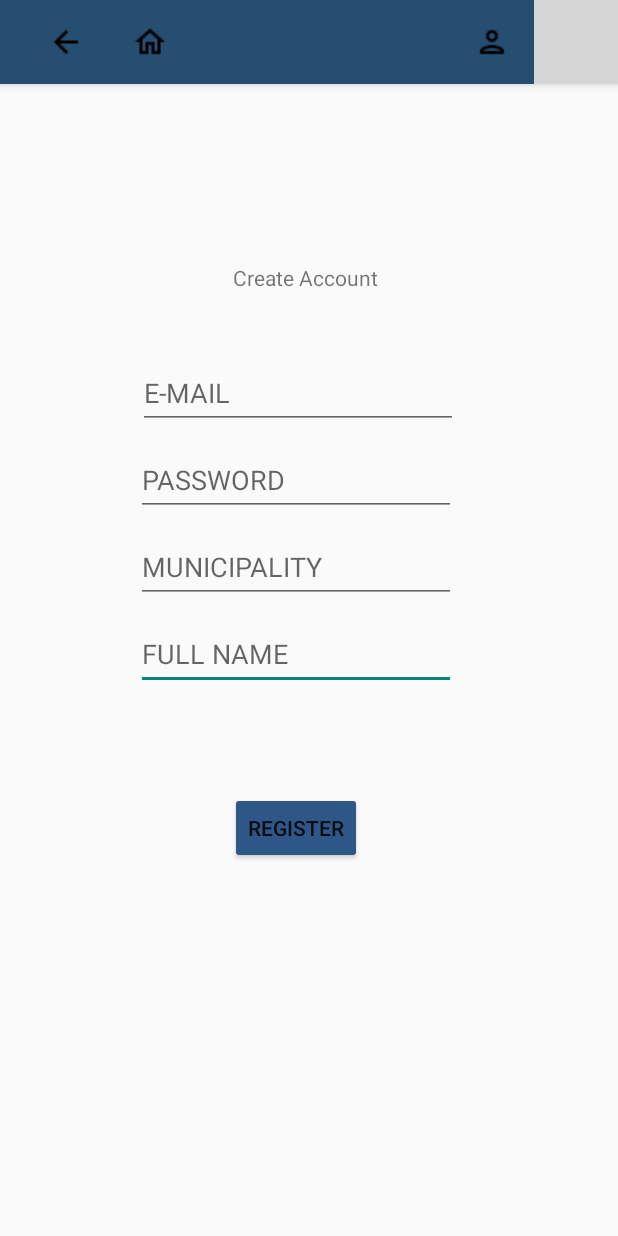
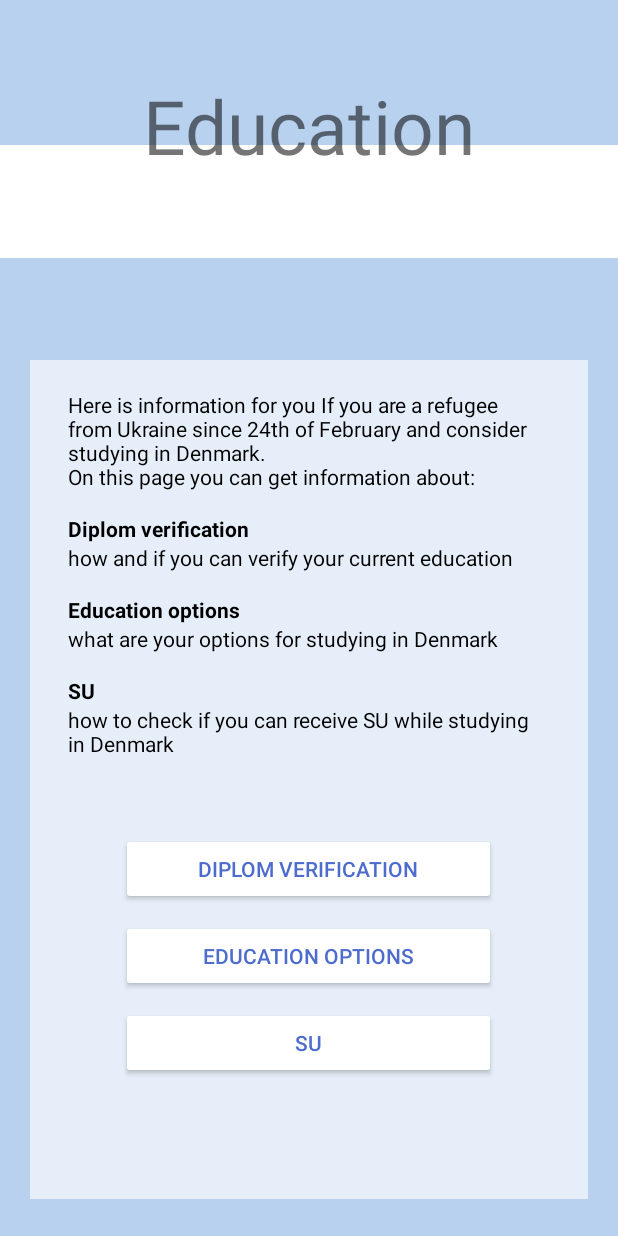
Before and after one commit to m-kudahl/p8group1, an Android app: the screen it shows after launch (MainActivity before the commit, EducationHomeActivity after it), on a phone screen of 412 x 824 dp. Run offline under Robolectric (Android 15) with nearby library versions, the phone set to English and light mode, and no system bars; our stand-ins replace Firebase (no records; nobody signed in at launch, a user with empty details on screens opened directly); grey boxes are pictures that could not be loaded.

Commit message:
EducationHomeActivity buttons + EducationSUActivity button

```diff
--- a/app/src/main/java/com/example/plswork/EducationHomeActivity.java
+++ b/app/src/main/java/com/example/plswork/EducationHomeActivity.java
@@ -2,13 +2,45 @@ package com.example.plswork;
 
 import androidx.appcompat.app.AppCompatActivity;
 
+import android.content.Intent;
 import android.os.Bundle;
+import android.view.View;
+import android.widget.Button;
+
 
 public class EducationHomeActivity extends AppCompatActivity {
+
+    Button DiplomVerificationBtn, EducationOptionsBtn, SUBtn;
 
     @Override
     protected void onCreate(Bundle savedInstanceState) {
         super.onCreate(savedInstanceState);
         setContentView(R.layout.activity_education_home);
+
+        DiplomVerificationBtn = (Button) findViewById(R.id.DiplomVerification);
+        EducationOptionsBtn = (Button) findViewById(R.id.EducationOptions);
+        SUBtn = (Button) findViewById(R.id.SU);
+
+        DiplomVerificationBtn.setOnClickListener(new View.OnClickListener(){
+
+            public void onClick(View view){
+                startActivity(new Intent(EducationHomeActivity.this, EducationDiplomActivity.class));
+            }
+        });
+
+        EducationOptionsBtn.setOnClickListener(new View.OnClickListener() {
+            @Override
+            public void onClick(View view) {
+                startActivity(new Intent(EducationHomeActivity.this, EducationOptionsActivity.class));
+            }
+        });
+
+        SUBtn.setOnClickListener(new View.OnClickListener() {
+            @Override
+            public void onClick(View view) {
+                startActivity(new Intent(EducationHomeActivity.this, EducationSUActivity.class));
+            }
+        });
+
     }
 }
--- a/app/src/main/java/com/example/plswork/MainActivity.java
+++ b/app/src/main/java/com/example/plswork/MainActivity.java
@@ -4,6 +4,9 @@ import androidx.annotation.NonNull;
 import androidx.appcompat.app.AppCompatActivity;
 
 import android.os.Bundle;
+
+//for at lave min intent kode
+import android.content.Intent;
 
 import android.text.TextUtils;
 import android.util.Log;
@@ -48,6 +51,17 @@ public class MainActivity extends AppCompatActivity {
     @Override
     protected void onCreate(Bundle savedInstanceState) {
         super.onCreate(savedInstanceState);
+
+
+        //Kode der åbner EducationActivity i stedet for MainActivity
+        Intent SecondActivityIntent = new Intent(
+                this, EducationHomeActivity.class
+        );
+        startActivity(SecondActivityIntent);
+        //Slutter her
+
+
+
         setContentView(R.layout.activity_main);
         mAuth = FirebaseAuth.getInstance();
 
--- a/app/src/main/res/layout/activity_mit_idpage.xml
+++ b/app/src/main/res/layout/activity_mit_idpage.xml
@@ -5,7 +5,8 @@
     android:layout_height="match_parent"
     xmlns:app="http://schemas.android.com/apk/res-auto"
     android:background="@color/bg"
-    tools:context=".MitIDpage">
+    tools:context=".MitIDpage"
+    android:id="@+id/MitIDPage">
 
     <androidx.appcompat.widget.Toolbar
         android:id="@+id/my_toolbar"
```
Also changed, not shown: app/src/main/java/com/example/plswork/EducationSUActivity.java (+15 -0 lines).
